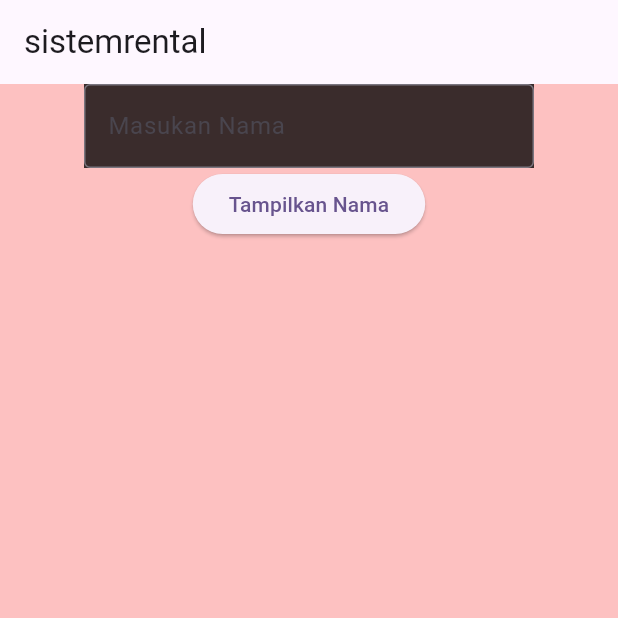
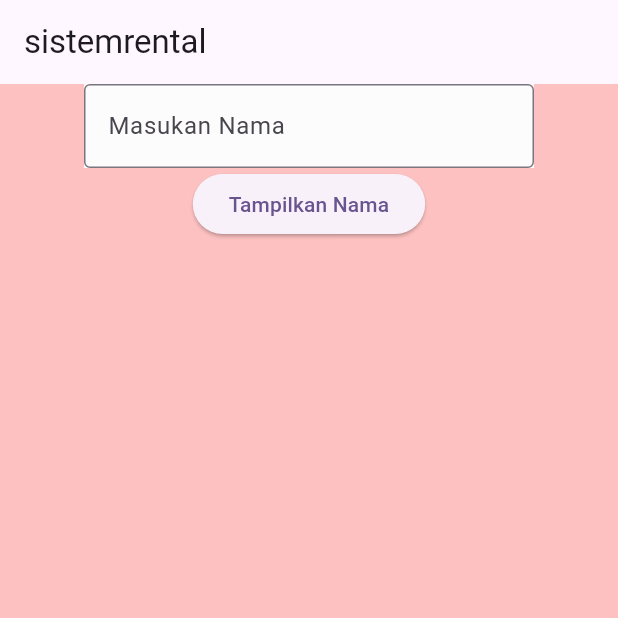
Before and after one commit to aicayy22-ops/sistem-rental, a Flutter app: the screen it shows after launch, on a phone screen of 412 x 824 dp, the top half of it. Run offline on Flutter 3.47's test engine with Material 3 defaults, Android fonts, the phone set to English and light mode, and no system bars.

Commit message:
Oct 7, 2026, 11:27 AM

```diff
--- a/lib/myhomepage.dart
+++ b/lib/myhomepage.dart
@@ -19,7 +19,7 @@ class _MyHomePageState extends State<MyHomePage> {
           Center(
             child: Container(
               width: 300,
-              color: Color.fromARGB(197, 0, 0, 0),
+              color: Color.fromARGB(255, 252, 252, 252),
               child: TextField(
                 decoration: InputDecoration(
                   hintText: 'Masukan Nama',
```
